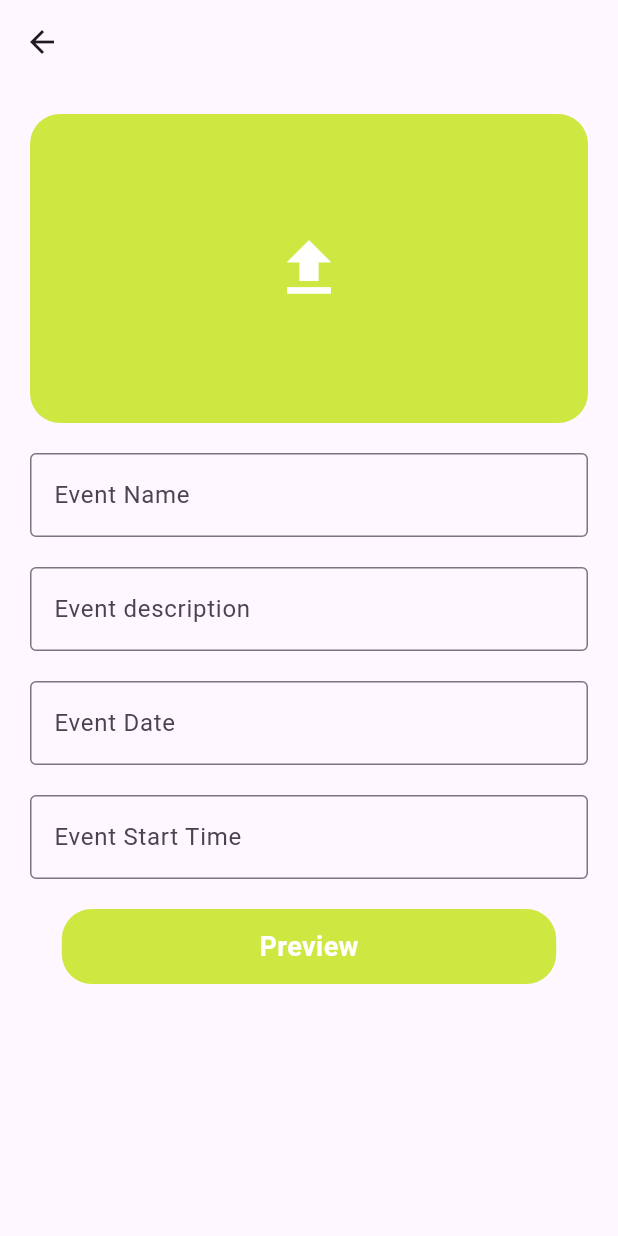
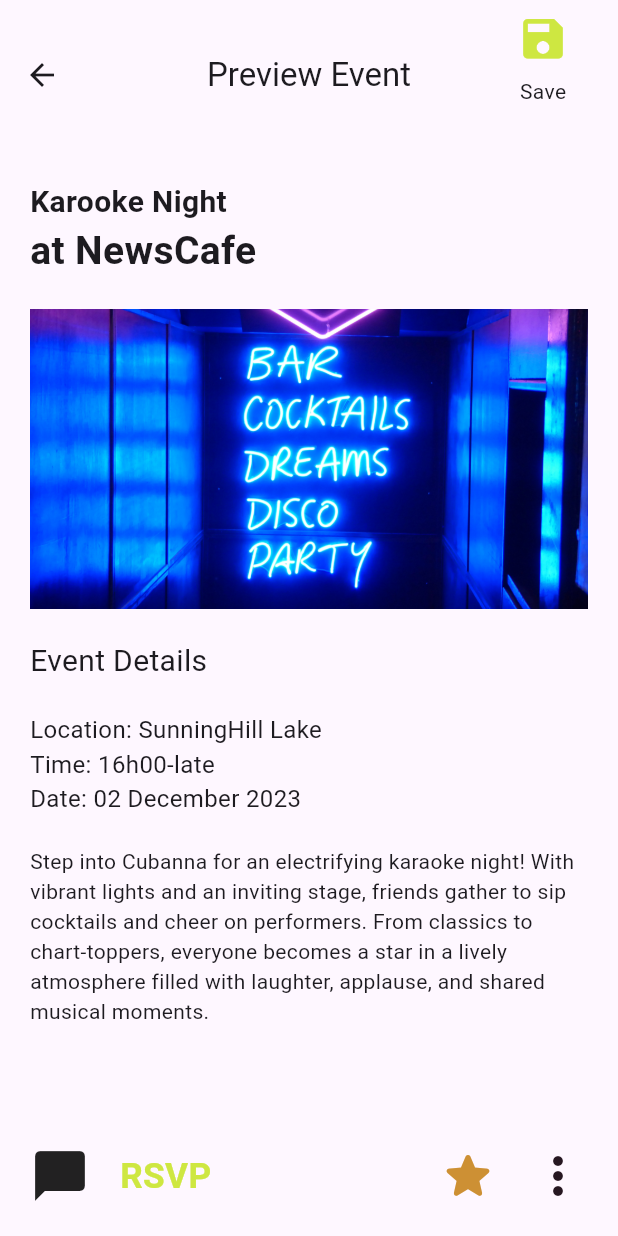
Before and after one commit to thato-codes-4-fun/CommunityHub, a Flutter app: the AddEventDetailsScreen screen opened directly, after a tap on "Preview", on a phone screen of 412 x 824 dp. Run offline on Flutter 3.47's test engine with Material 3 defaults, Android fonts, the phone set to English and light mode, and no system bars.

Commit message:
preview event

```diff
--- a/lib/constants/colors.dart
+++ b/lib/constants/colors.dart
@@ -6,3 +6,4 @@ const darkColor = Color.fromRGBO(38, 23, 33, 1);
 const greyColor = Color.fromRGBO(148, 148, 148, 1);
 const locationRedColor = Color.fromRGBO(224, 74, 58, 1);
 const blueColor = Color.fromRGBO(47, 148, 200, 1);
+const yellowColor = Color.fromRGBO(205, 144, 52, 1);
--- a/lib/screens/add_event/add_event_details.dart
+++ b/lib/screens/add_event/add_event_details.dart
@@ -1,4 +1,5 @@
 import 'package:community_hub/constants/colors.dart';
+import 'package:community_hub/screens/add_event/preview_event.dart';
 import 'package:community_hub/widgets/custom_button.dart';
 import 'package:community_hub/widgets/custom_textfield.dart';
 import 'package:flutter/material.dart';
@@ -87,7 +88,10 @@ class _AddEventDetailsScreenState extends State<AddEventDetailsScreen> {
             ),
             CustomButtom(
               action: 'Preview',
-              nav: () {},
+              nav: () {
+                Navigator.of(context).push(MaterialPageRoute(
+                    builder: (context) => const PreviewEVentCreated()));
+              },
             ),
           ],
         ),
--- /dev/null
+++ b/lib/screens/add_event/preview_event.dart
@@ -0,0 +1,47 @@
+import 'package:community_hub/constants/colors.dart';
+import 'package:community_hub/widgets/preview_event.dart';
+import 'package:flutter/material.dart';
+
+class PreviewEVentCreated extends StatefulWidget {
+  const PreviewEVentCreated({super.key});
+
+  @override
+  State<PreviewEVentCreated> createState() => _PreviewEVentCreatedState();
+}
+
+class _PreviewEVentCreatedState extends State<PreviewEVentCreated> {
+  @override
+  Widget build(BuildContext context) {
+    return Scaffold(
+      appBar: AppBar(
+        centerTitle: true,
+        title: const Text('Preview Event'),
+        toolbarHeight: 100,
+        actions: [
+          SizedBox(
+            width: 100,
+            height: 300,
+            // color: greenColor,
+            child: Column(
+              children: [
+                IconButton(
+                  onPressed: () {},
+                  icon: const Icon(
+                    Icons.save,
+                    color: greenColor,
+                    size: 35,
+                  ),
+                ),
+                const Text(
+                  'Save',
+                  style: TextStyle(),
+                ),
+              ],
+            ),
+          )
+        ],
+      ),
+      body: const PreviewEventWidget(),
+    );
+  }
+}
--- /dev/null
+++ b/lib/widgets/preview_event.dart
@@ -0,0 +1,140 @@
+import 'package:community_hub/constants/colors.dart';
+import 'package:flutter/material.dart';
+
+class PreviewEventWidget extends StatefulWidget {
+  const PreviewEventWidget({super.key});
+
+  @override
+  State<PreviewEventWidget> createState() => _PreviewEventWidgetState();
+}
+
+class _PreviewEventWidgetState extends State<PreviewEventWidget> {
+  @override
+  Widget build(BuildContext context) {
+    Size size = MediaQuery.of(context).size;
+    return Padding(
+      padding: const EdgeInsets.all(20.0),
+      child: Column(
+        crossAxisAlignment: CrossAxisAlignment.start,
+        children: [
+          const Text(
+            'Karooke Night',
+            style: TextStyle(
+              fontSize: 20,
+              fontWeight: FontWeight.bold,
+            ),
+          ),
+          const Text(
+            'at NewsCafe',
+            style: TextStyle(
+              fontSize: 26,
+              fontWeight: FontWeight.w600,
+            ),
+          ),
+          const SizedBox(
+            height: 20,
+          ),
+          Container(
+            width: size.width,
+            height: 200,
+            decoration: const BoxDecoration(
+              color: greenColor,
+            ),
+            child: Image.asset(
+              'assets/images/karookee.jpg',
+              fit: BoxFit.cover,
+            ),
+          ),
+          const SizedBox(
+            height: 20,
+          ),
+          const Text(
+            'Event Details',
+            style: TextStyle(
+              fontSize: 20,
+              fontWeight: FontWeight.w400,
+            ),
+          ),
+          const SizedBox(
+            height: 20,
+          ),
+          const Text(
+            'Location: SunningHill Lake',
+            style: TextStyle(
+              fontSize: 16,
+              fontWeight: FontWeight.w400,
+            ),
+          ),
+          // const SizedBox(
+          //   height: 20,
+          // ),
+          const Text(
+            'Time: 16h00-late',
+            style: TextStyle(
+              fontSize: 16,
+              fontWeight: FontWeight.w400,
+            ),
+          ),
+          // const SizedBox(
+          //   height: 20,
+          // ),
+          const Text(
+            'Date: 02 December 2023',
+            style: TextStyle(
+              fontSize: 16,
+              fontWeight: FontWeight.w400,
+            ),
+          ),
+          const SizedBox(
+            height: 20,
+          ),
+          const Text(
+            'Step into Cubanna for an electrifying karaoke night! With vibrant lights and an inviting stage, friends gather to sip cocktails and cheer on performers. From classics to chart-toppers, everyone becomes a star in a lively atmosphere filled with laughter, applause, and shared musical moments.',
+          ),
+          Flexible(child: Container()),
+          const Row(
+            mainAxisAlignment: MainAxisAlignment.spaceBetween,
+            children: [
+              Row(
+                children: [
+                  Icon(
+                    Icons.chat_bubble,
+                    size: 40,
+                  ),
+                  SizedBox(
+                    width: 20,
+                  ),
+                  Text(
+                    'RSVP',
+                    style: TextStyle(
+                      fontSize: 23.5,
+                      color: greenColor,
+                      fontWeight: FontWeight.bold,
+                    ),
+                  ),
+                ],
+              ),
+              Row(
+                children: [
+                  Icon(
+                    Icons.star_rounded,
+                    color: yellowColor,
+                    size: 40,
+                  ),
+                  SizedBox(
+                    width: 20,
+                  ),
+                  Icon(
+                    Icons.more_vert_rounded,
+                    color: darkColor,
+                    size: 40,
+                  ),
+                ],
+              ),
+            ],
+          )
+        ],
+      ),
+    );
+  }
+}
```
